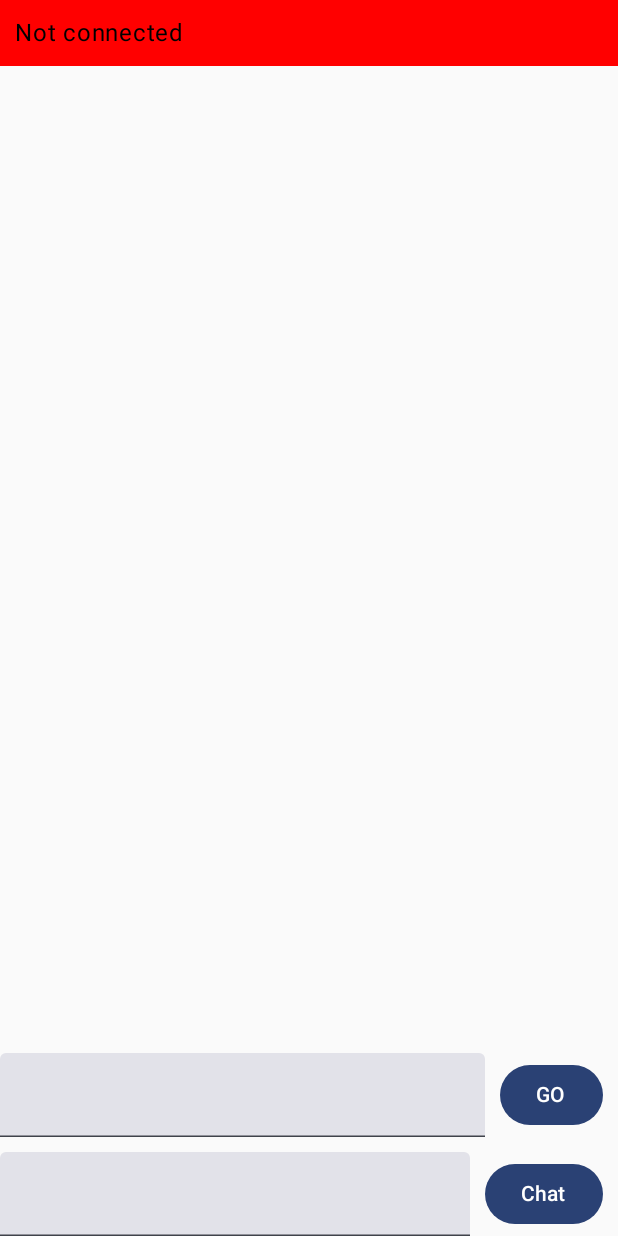
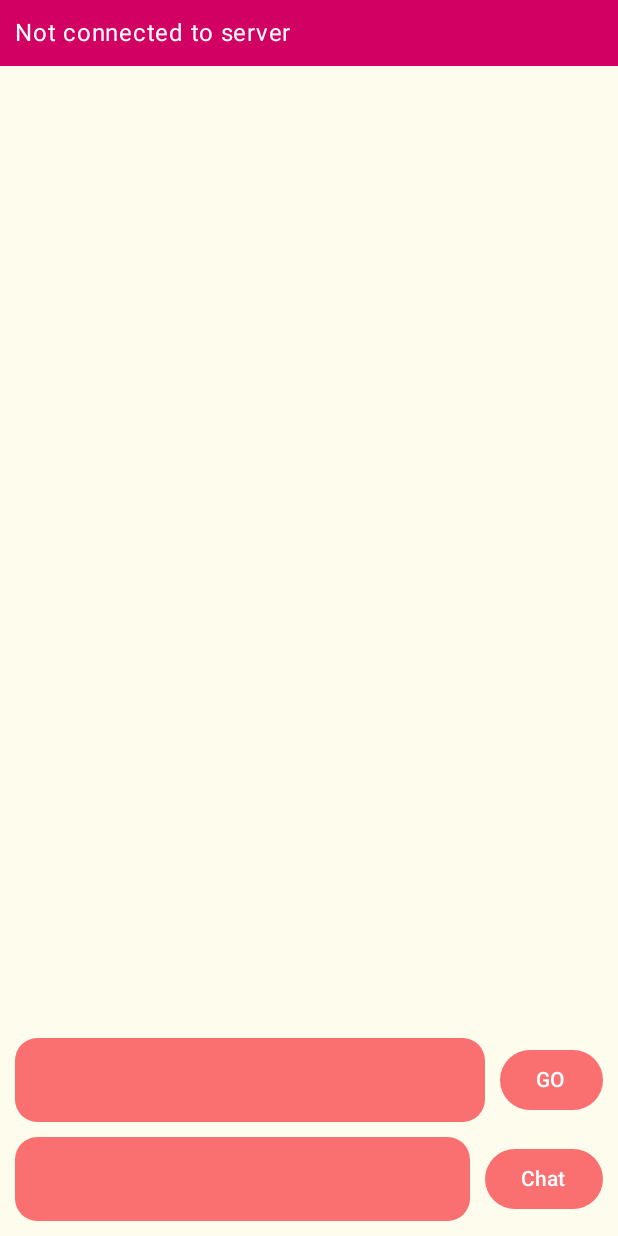
Before and after one commit to Dalakoti07/everthing-rtc, an Android app built with Jetpack Compose: the screen it shows after launch (MainActivity), on a phone screen of 412 x 824 dp. Run offline under Robolectric (Android 15) with nearby library versions, the phone set to English and light mode, and no system bars; libraries missing offline, so code that uses them is left out: org.java_websocket.client, org.java_websocket.handshake, org.webrtc.

Commit message:
Theming change + pkg restructured

```diff
--- a/file-transfer/app/src/main/java/com/dalakoti07/wrtc/ft/MainActivity.kt
+++ b/file-transfer/app/src/main/java/com/dalakoti07/wrtc/ft/MainActivity.kt
@@ -1,22 +1,22 @@
 package com.dalakoti07.wrtc.ft
 
 import android.os.Bundle
-import android.util.Log
 import androidx.activity.ComponentActivity
 import androidx.activity.compose.setContent
 import androidx.compose.foundation.background
 import androidx.compose.foundation.layout.Box
 import androidx.compose.foundation.layout.Column
 import androidx.compose.foundation.layout.Row
-import androidx.compose.foundation.layout.Spacer
 import androidx.compose.foundation.layout.fillMaxSize
 import androidx.compose.foundation.layout.fillMaxWidth
-import androidx.compose.foundation.layout.height
 import androidx.compose.foundation.layout.padding
 import androidx.compose.foundation.lazy.LazyColumn
+import androidx.compose.foundation.shape.RoundedCornerShape
 import androidx.compose.material3.Button
+import androidx.compose.material3.ButtonDefaults
 import androidx.compose.material3.Text
 import androidx.compose.material3.TextField
+import androidx.compose.material3.TextFieldDefaults
 import androidx.compose.runtime.Composable
 import androidx.compose.runtime.collectAsState
 import androidx.compose.runtime.getValue
@@ -46,8 +46,7 @@ class MainActivity : ComponentActivity() {
 
 @Composable
 fun MainScreen() {
-    //todo saurabh rename them to yourName and peer's Name
-    var enteredName by remember {
+    var yourName by remember {
         mutableStateOf("")
     }
     var connectTo by remember {
@@ -59,12 +58,19 @@ fun MainScreen() {
     val viewModel = viewModel(modelClass = MainViewModel::class.java)
     val state = viewModel.state.collectAsState()
     Box(
-        modifier = Modifier.fillMaxSize(),
+        modifier = Modifier
+            .fillMaxSize()
+            .background(
+                color = Color(0xFFFEFDED)
+            ),
     ) {
+        LazyColumn(
+            content = {
+                item {
                     Text(
                         text = if (state.value.isConnectedToServer)
                             "Connected to server as ${state.value.connectedAs}"
-            else "Not connected",
+                        else "Not connected to server",
                         modifier = Modifier
                             .align(
                                 Alignment.TopCenter,
@@ -72,17 +78,14 @@ fun MainScreen() {
                             .fillMaxWidth()
                             .background(
                                 color = if (state.value.isConnectedToServer)
-                        Color.Green
-                    else Color.Red
+                                    Color(0xFF2C7865)
+                                else Color(0xFFD20062),
                             )
                             .padding(
                                 10.dp
                             ),
+                        color = Color.White,
                     )
-        LazyColumn(
-            content = {
-                item {
-                    Spacer(modifier = Modifier.height(20.dp))
                 }
                 items(state.value.messagesFromServer.size) {
                     Text(
@@ -90,6 +93,7 @@ fun MainScreen() {
                         modifier = Modifier
                             .padding(
                                 top = 10.dp,
+                                start = 10.dp,
                             )
                             .fillMaxWidth()
                     )
@@ -103,21 +107,31 @@ fun MainScreen() {
         ) {
             Row(
                 verticalAlignment = Alignment.CenterVertically,
+                modifier = Modifier.padding(
+                    start = 10.dp,
+                ),
             ) {
                 TextField(
                     modifier = Modifier.weight(1f),
                     value = if (state.value.connectedAs.isNotEmpty()) {
                         connectTo
                     } else {
-                        enteredName
+                        yourName
                     },
                     onValueChange = {
                         if (state.value.connectedAs.isNotEmpty()) {
                             connectTo = it
                         } else {
-                            enteredName = it
+                            yourName = it
                         }
                     },
+                    colors = TextFieldDefaults.colors(
+                        focusedIndicatorColor = Color.Transparent,
+                        unfocusedIndicatorColor = Color.Transparent,
+                        focusedContainerColor = Color(0xFFFA7070),
+                        unfocusedContainerColor = Color(0xFFFA7070),
+                    ),
+                    shape = RoundedCornerShape(15.dp),
                 )
                 Button(
                     onClick = {
@@ -127,13 +141,17 @@ fun MainScreen() {
                             )
                         } else {
                             viewModel.dispatchAction(
-                                MainActions.ConnectAs(enteredName)
+                                MainActions.ConnectAs(yourName)
                             )
                         }
                     },
                     modifier = Modifier.padding(
                         start = 10.dp,
                         end = 10.dp,
+                    ),
+                    colors = ButtonDefaults.buttonColors(
+                        contentColor = Color.White,
+                        containerColor = Color(0xFFFA7070),
                     ),
                 ) {
                     Text(text = "GO")
@@ -143,6 +161,8 @@ fun MainScreen() {
                 verticalAlignment = Alignment.CenterVertically,
                 modifier = Modifier.padding(
                     top = 10.dp,
+                    bottom = 10.dp,
+                    start = 10.dp,
                 ),
             ) {
                 TextField(
@@ -151,6 +171,13 @@ fun MainScreen() {
                     onValueChange = {
                         chatMessage = it
                     },
+                    colors = TextFieldDefaults.colors(
+                        focusedIndicatorColor = Color.Transparent,
+                        unfocusedIndicatorColor = Color.Transparent,
+                        focusedContainerColor = Color(0xFFFA7070),
+                        unfocusedContainerColor = Color(0xFFFA7070),
+                    ),
+                    shape = RoundedCornerShape(15.dp),
                 )
                 Button(
                     onClick = {
@@ -161,6 +188,10 @@ fun MainScreen() {
                     modifier = Modifier.padding(
                         start = 10.dp,
                         end = 10.dp,
+                    ),
+                    colors = ButtonDefaults.buttonColors(
+                        contentColor = Color.White,
+                        containerColor = Color(0xFFFA7070),
                     ),
                 ) {
                     Text(text = "Chat")
--- a/file-transfer/app/src/main/java/com/dalakoti07/wrtc/ft/MainViewModel.kt
+++ b/file-transfer/app/src/main/java/com/dalakoti07/wrtc/ft/MainViewModel.kt
@@ -3,6 +3,11 @@ package com.dalakoti07.wrtc.ft
 import android.util.Log
 import androidx.lifecycle.ViewModel
 import androidx.lifecycle.viewModelScope
+import com.dalakoti07.wrtc.ft.rtc.IceCandidateModel
+import com.dalakoti07.wrtc.ft.rtc.WebRTCManager
+import com.dalakoti07.wrtc.ft.socket.MessageModel
+import com.dalakoti07.wrtc.ft.socket.SocketConnection
+import com.dalakoti07.wrtc.ft.socket.SocketEvents
 import com.google.gson.Gson
 import kotlinx.coroutines.Dispatchers
 import kotlinx.coroutines.flow.MutableStateFlow
--- a/file-transfer/app/src/main/java/com/dalakoti07/wrtc/ft/IceCandidateModel.kt
+++ b/file-transfer/app/src/main/java/com/dalakoti07/wrtc/ft/rtc/IceCandidateModel.kt
@@ -1,4 +1,4 @@
-package com.dalakoti07.wrtc.ft
+package com.dalakoti07.wrtc.ft.rtc
 
 class IceCandidateModel(
     val sdpMid:String,
--- a/file-transfer/app/src/main/java/com/dalakoti07/wrtc/ft/WebRtcManager.kt
+++ b/file-transfer/app/src/main/java/com/dalakoti07/wrtc/ft/rtc/WebRtcManager.kt
@@ -1,6 +1,9 @@
-package com.dalakoti07.wrtc.ft
+package com.dalakoti07.wrtc.ft.rtc
 
 import android.util.Log
+import com.dalakoti07.wrtc.ft.socket.MessageModel
+import com.dalakoti07.wrtc.ft.socket.SocketConnection
+import com.dalakoti07.wrtc.ft.TransferApp
 import kotlinx.coroutines.CoroutineScope
 import kotlinx.coroutines.Dispatchers
 import kotlinx.coroutines.flow.MutableSharedFlow
@@ -15,7 +18,6 @@ import org.webrtc.PeerConnectionFactory
 import org.webrtc.SdpObserver
 import org.webrtc.SessionDescription
 import java.nio.ByteBuffer
-import kotlin.math.log
 
 private const val TAG = "WebRtcManager"
 
--- a/file-transfer/app/src/main/java/com/dalakoti07/wrtc/ft/MessageModel.kt
+++ b/file-transfer/app/src/main/java/com/dalakoti07/wrtc/ft/socket/MessageModel.kt
@@ -1,4 +1,4 @@
-package com.dalakoti07.wrtc.ft
+package com.dalakoti07.wrtc.ft.socket
 
 data class MessageModel(
     // todo name it enum, and refactor it
--- a/file-transfer/app/src/main/java/com/dalakoti07/wrtc/ft/SocketConnection.kt
+++ b/file-transfer/app/src/main/java/com/dalakoti07/wrtc/ft/socket/SocketConnection.kt
@@ -1,4 +1,4 @@
-package com.dalakoti07.wrtc.ft
+package com.dalakoti07.wrtc.ft.socket
 
 import android.util.Log
 import com.google.gson.Gson
@@ -34,7 +34,7 @@ class SocketConnection {
         username: String,
     ) {
 
-        webSocket = object : WebSocketClient(URI("ws://192.168.0.101:3000")) {
+        webSocket = object : WebSocketClient(URI("ws://192.168.0.108:3000")) {
             override fun onOpen(handshakedata: ServerHandshake?) {
                 Log.d(TAG, "onOpen: ${Thread.currentThread()}")
                 sendMessageToSocket(
@@ -56,7 +56,7 @@ class SocketConnection {
                     Log.d(TAG, "onMessage: error -> $e")
                     emitEvent(
                         SocketEvents.ConnectionError(
-                            e.message?: "error in receiving messages from socket"
+                            e.message ?: "error in receiving messages from socket"
                         )
                     )
                     e.printStackTrace()
@@ -76,7 +76,7 @@ class SocketConnection {
                 Log.d(TAG, "onError: $ex")
                 emitEvent(
                     SocketEvents.ConnectionError(
-                        ex?.message?: "Socket exception"
+                        ex?.message ?: "Socket exception"
                     )
                 )
             }
```
Lines whose indentation alone changed are shown as unchanged.
